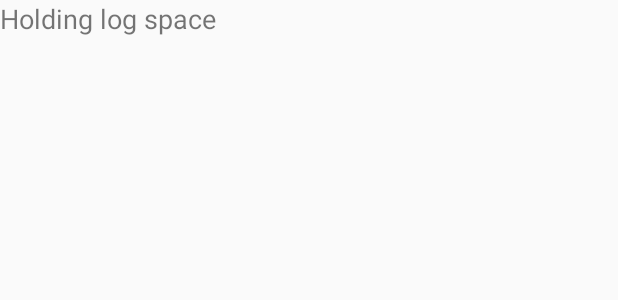
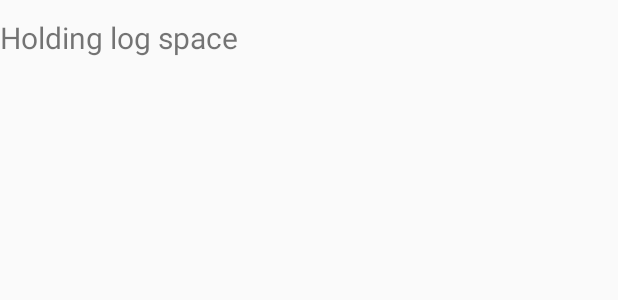
Before and after one commit to jlin180/SoM, an Android app: the layout log_item.xml on its own in the app's theme, with its tools: preview values and no code run, on a phone screen of 412 x 824 dp. Shown: the top 300 px of the screen. Run offline under Robolectric (Android 15) with nearby library versions, the light colour scheme and no system bars.

Commit message:
Changed the view of the logging

```diff
--- a/app/src/main/java/edu/qc/seclass/glm/LogFragment.java
+++ b/app/src/main/java/edu/qc/seclass/glm/LogFragment.java
@@ -48,8 +48,9 @@ public class LogFragment extends Fragment {
                     LogObj input = snapshot.getValue(LogObj.class);
                     String date = input.DateTime;
                     date = date.substring(0,18) + date.substring(21);
+                    String val = (input.log.length() <= 10)? input.log : input.log.substring(0,11);
                     ourJournal.add(date
-                            + "  :  " + input.log);
+                            + "  :  " + val);
                 }
                 showList(ourJournal, view);
 
--- a/app/src/main/res/layout/fragment_log.xml
+++ b/app/src/main/res/layout/fragment_log.xml
@@ -33,7 +33,9 @@
             android:layout_below="@id/education_title_tv"
             android:layout_centerHorizontal="true"
             android:layout_marginStart="30dp"
-            android:layout_marginTop="10dp" />
+            android:layout_marginTop="11dp"
+            android:divider="#f00"
+            android:dividerHeight="1dp" />
 
 
     </RelativeLayout>
--- a/app/src/main/res/layout/item_individual_list.xml
+++ b/app/src/main/res/layout/item_individual_list.xml
@@ -1,9 +1,9 @@
 <?xml version="1.0" encoding="utf-8"?>
 <TextView xmlns:android="http://schemas.android.com/apk/res/android"
     android:layout_width="match_parent"
-    android:layout_height="40dp"
-    android:textSize="18dp"
+    android:layout_height="400dp"
+    android:gravity="center"
     android:textColor="@android:color/black"
-    android:gravity="center">
+    android:textSize="18dp">
 
 </TextView>
--- a/app/src/main/res/layout/log_item.xml
+++ b/app/src/main/res/layout/log_item.xml
@@ -2,8 +2,9 @@
 <TextView xmlns:android="http://schemas.android.com/apk/res/android"
     xmlns:tools="http://schemas.android.com/tools"
     android:layout_width="match_parent"
-    android:layout_height="wrap_content"
-    android:textSize="18dp"
+    android:layout_height="50dp"
+    android:textSize="20dp"
+    android:gravity="center|left"
     tools:text="Holding log space">
 
 </TextView>
```
Also changed, not shown: 1 other file.
